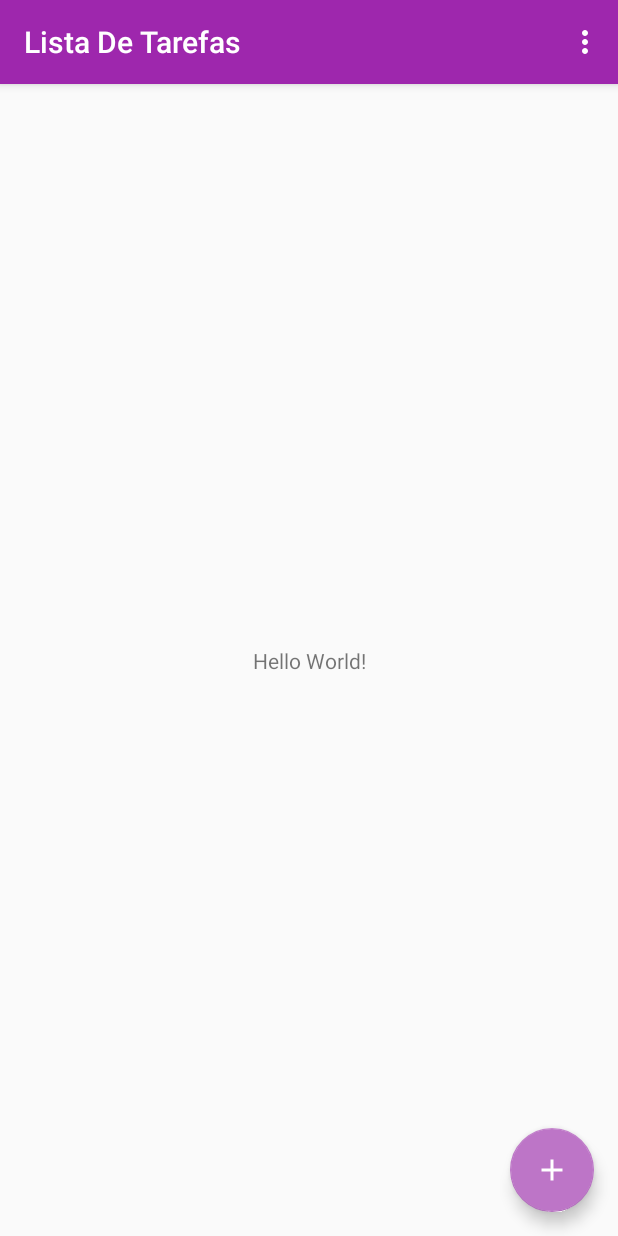
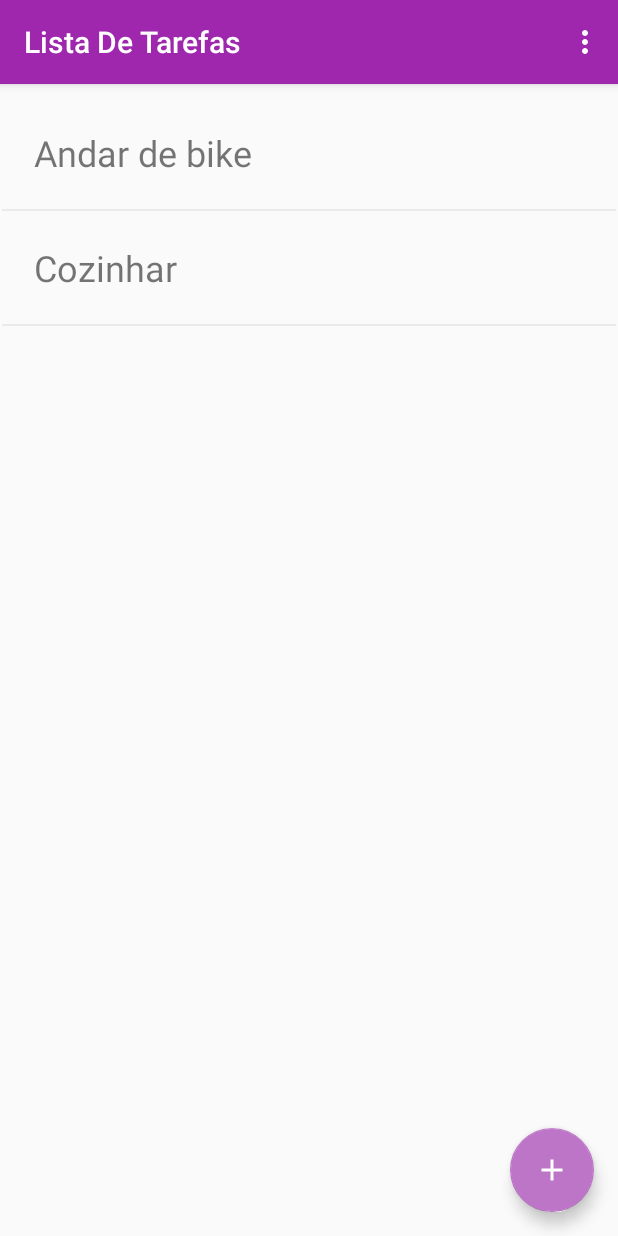
Before and after one commit to felipesal/listadetarefas, an Android app: the screen it shows after launch (MainActivity), on a phone screen of 412 x 824 dp. Run offline under Robolectric (Android 15) with nearby library versions, the phone set to English and light mode, and no system bars.

Commit message:
Adicionando recyclerview e eventos de clique

```diff
--- a/app/src/main/AndroidManifest.xml
+++ b/app/src/main/AndroidManifest.xml
@@ -9,9 +9,9 @@
         android:roundIcon="@mipmap/ic_launcher_round"
         android:supportsRtl="true"
         android:theme="@style/AppTheme">
-        <activity android:name=".AdicionarTarefaActivity"></activity>
+        <activity android:name=".activity.activity.AdicionarTarefaActivity"></activity>
         <activity
-            android:name=".MainActivity"
+            android:name=".activity.activity.MainActivity"
             android:label="@string/app_name"
             android:theme="@style/AppTheme.NoActionBar">
             <intent-filter>
--- a/app/src/main/java/com/example/listadetarefas/MainActivity.java
+++ /dev/null
@@ -1,56 +0,0 @@
-package com.example.listadetarefas;
-
-import android.content.Intent;
-import android.os.Bundle;
-
-import com.google.android.material.floatingactionbutton.FloatingActionButton;
-import com.google.android.material.snackbar.Snackbar;
-
-import androidx.appcompat.app.AppCompatActivity;
-import androidx.appcompat.widget.Toolbar;
-
-import android.view.View;
-import android.view.Menu;
-import android.view.MenuItem;
-
-public class MainActivity extends AppCompatActivity {
-
-    @Override
-    protected void onCreate(Bundle savedInstanceState) {
-        super.onCreate(savedInstanceState);
-        setContentView(R.layout.activity_main);
-        Toolbar toolbar = findViewById(R.id.toolbar);
-        setSupportActionBar(toolbar);
-
-        FloatingActionButton fab = findViewById(R.id.fab);
-        fab.setOnClickListener(new View.OnClickListener() {
-            @Override
-            public void onClick(View view) {
-                Intent intent = new Intent(getApplicationContext(), AdicionarTarefaActivity.class);
-                startActivity(intent);
-            }
-        });
-    }
-
-    @Override
-    public boolean onCreateOptionsMenu(Menu menu) {
-        // Inflate the menu; this adds items to the action bar if it is present.
-        getMenuInflater().inflate(R.menu.menu_main, menu);
-        return true;
-    }
-
-    @Override
-    public boolean onOptionsItemSelected(MenuItem item) {
-        // Handle action bar item clicks here. The action bar will
-        // automatically handle clicks on the Home/Up button, so long
-        // as you specify a parent activity in AndroidManifest.xml.
-        int id = item.getItemId();
-
-        //noinspection SimplifiableIfStatement
-        if (id == R.id.action_settings) {
-            return true;
-        }
-
-        return super.onOptionsItemSelected(item);
-    }
-}
--- a/app/src/main/java/com/example/listadetarefas/AdicionarTarefaActivity.java
+++ b/app/src/main/java/com/example/listadetarefas/activity/activity/AdicionarTarefaActivity.java
@@ -1,8 +1,10 @@
-package com.example.listadetarefas;
+package com.example.listadetarefas.activity.activity;
 
 import androidx.appcompat.app.AppCompatActivity;
 
 import android.os.Bundle;
+
+import com.example.listadetarefas.R;
 
 public class AdicionarTarefaActivity extends AppCompatActivity {
 
--- /dev/null
+++ b/app/src/main/java/com/example/listadetarefas/activity/activity/MainActivity.java
@@ -0,0 +1,128 @@
+package com.example.listadetarefas.activity.activity;
+
+import android.content.Intent;
+import android.os.Bundle;
+
+import com.example.listadetarefas.R;
+import com.example.listadetarefas.activity.adapter.AdapterListaTarefas;
+
+import com.example.listadetarefas.activity.helper.ClickListener;
+import com.example.listadetarefas.activity.model.Tarefa;
+import com.google.android.material.floatingactionbutton.FloatingActionButton;
+
+import androidx.appcompat.app.AppCompatActivity;
+import androidx.appcompat.widget.Toolbar;
+import androidx.recyclerview.widget.DividerItemDecoration;
+import androidx.recyclerview.widget.LinearLayoutManager;
+import androidx.recyclerview.widget.RecyclerView;
+
+import android.util.Log;
+import android.view.View;
+import android.view.Menu;
+import android.view.MenuItem;
+import android.widget.AdapterView;
+import android.widget.LinearLayout;
+
+import java.util.ArrayList;
+import java.util.List;
+
+import static com.example.listadetarefas.activity.helper.ClickListener.*;
+
+public class MainActivity extends AppCompatActivity {
+
+    private RecyclerView rview;
+    private AdapterListaTarefas adapterListaTarefas;
+    private List<Tarefa> listaTarefas = new ArrayList<>();
+
+    @Override
+    protected void onCreate(Bundle savedInstanceState) {
+        super.onCreate(savedInstanceState);
+        setContentView(R.layout.activity_main);
+        Toolbar toolbar = findViewById(R.id.toolbar);
+        setSupportActionBar(toolbar);
+
+        rview = findViewById(R.id.recyclerView);
+
+        //evento de click
+        rview.addOnItemTouchListener(
+                new ClickListener(
+                        getApplicationContext(),
+                        rview,
+                        new ClickListener.OnItemClickListener(){
+                            @Override
+                            public void onItemClick(View view, int position){
+                                Log.i("clique", "onItemClick");
+                            }
+
+                            public void onLongItemClick(View view, int position){
+                                Log.i("clique", "onLongItemClick");
+                            }
+
+                            public void onItemClick(AdapterView<?> parent, View view, int position, long id) {
+
+                            }
+                        }
+                )
+        );
+
+
+        FloatingActionButton fab = findViewById(R.id.fab);
+        fab.setOnClickListener(new View.OnClickListener() {
+            @Override
+            public void onClick(View view) {
+                Intent intent = new Intent(getApplicationContext(), AdicionarTarefaActivity.class);
+                startActivity(intent);
+            }
+        });
+    }
+
+    @Override
+    protected void onStart() {
+        carregarListaTarefas();
+        super.onStart();
+    }
+
+    public void carregarListaTarefas(){
+
+        Tarefa tarefa1 = new Tarefa();
+        tarefa1.setTarefa("Andar de bike");
+
+        Tarefa tarefa2 = new Tarefa();
+        tarefa2.setTarefa("Cozinhar");
+
+        listaTarefas.add(tarefa1);
+        listaTarefas.add(tarefa2);
+
+        adapterListaTarefas = new AdapterListaTarefas(listaTarefas);
+
+        RecyclerView.LayoutManager layoutManager = new LinearLayoutManager(getApplicationContext());
+
+
+        rview.setLayoutManager(layoutManager);
+        rview.setHasFixedSize(true);
+        rview.addItemDecoration(new DividerItemDecoration(getApplicationContext(), LinearLayout.VERTICAL));
+        rview.setAdapter( adapterListaTarefas );
+    }
+
+    @Override
+    public boolean onCreateOptionsMenu(Menu menu) {
+        // Inflate the menu; this adds items to the action bar if it is present.
+        getMenuInflater().inflate(R.menu.menu_main, menu);
+        return true;
+    }
+
+    @Override
+    public boolean onOptionsItemSelected(MenuItem item) {
+        // Handle action bar item clicks here. The action bar will
+        // automatically handle clicks on the Home/Up button, so long
+        // as you specify a parent activity in AndroidManifest.xml.
+        int id = item.getItemId();
+
+        //noinspection SimplifiableIfStatement
+        if (id == R.id.action_settings) {
+            return true;
+        }
+
+        return super.onOptionsItemSelected(item);
+    }
+}
--- /dev/null
+++ b/app/src/main/java/com/example/listadetarefas/activity/adapter/AdapterListaTarefas.java
@@ -0,0 +1,60 @@
+package com.example.listadetarefas.activity.adapter;
+
+import android.view.LayoutInflater;
+import android.view.View;
+import android.view.ViewGroup;
+import android.widget.TextView;
+
+import androidx.annotation.NonNull;
+import androidx.recyclerview.widget.RecyclerView;
+
+import com.example.listadetarefas.R;
+import com.example.listadetarefas.activity.model.Tarefa;
+import com.google.android.material.textfield.TextInputEditText;
+
+import java.util.List;
+
+public class AdapterListaTarefas extends RecyclerView.Adapter<AdapterListaTarefas.MyViewHolder> {
+
+    public List<Tarefa> listaTarefa;
+
+    public AdapterListaTarefas(List<Tarefa> lista){
+        this.listaTarefa = lista;
+    }
+
+
+    @NonNull
+    @Override
+    public MyViewHolder onCreateViewHolder(@NonNull ViewGroup parent, int viewType) {
+
+        View tarefasLista = LayoutInflater.from(parent.getContext())
+                .inflate(R.layout.adapter_lista, parent, false);
+
+        return new MyViewHolder(tarefasLista);
+    }
+
+    @Override
+    public void onBindViewHolder(@NonNull MyViewHolder holder, int position) {
+
+        Tarefa tarefa = listaTarefa.get(position);
+        holder.tarefa.setText(tarefa.getTarefa());
+
+    }
+
+    @Override
+    public int getItemCount() {
+        return this.listaTarefa.size();
+    }
+
+    public class MyViewHolder extends RecyclerView.ViewHolder{
+
+        TextView tarefa;
+
+        public MyViewHolder(@NonNull View itemView) {
+            super(itemView);
+
+            tarefa = itemView.findViewById(R.id.textTarefa);
+        }
+    }
+
+}
--- /dev/null
+++ b/app/src/main/java/com/example/listadetarefas/activity/model/Tarefa.java
@@ -0,0 +1,27 @@
+package com.example.listadetarefas.activity.model;
+
+import java.io.Serializable;
+
+public class Tarefa implements Serializable {
+
+    private Long id;
+    private String tarefa;
+
+
+
+    public Long getId() {
+        return id;
+    }
+
+    public void setId(Long id) {
+        this.id = id;
+    }
+
+    public String getTarefa() {
+        return tarefa;
+    }
+
+    public void setTarefa(String tarefa) {
+        this.tarefa = tarefa;
+    }
+}
--- a/app/src/main/res/layout/activity_main.xml
+++ b/app/src/main/res/layout/activity_main.xml
@@ -4,7 +4,7 @@
     xmlns:tools="http://schemas.android.com/tools"
     android:layout_width="match_parent"
     android:layout_height="match_parent"
-    tools:context=".MainActivity">
+    tools:context=".activity.activity.MainActivity">
 
     <com.google.android.material.appbar.AppBarLayout
         android:layout_width="match_parent"
--- /dev/null
+++ b/app/src/main/res/layout/adapter_lista.xml
@@ -0,0 +1,15 @@
+<?xml version="1.0" encoding="utf-8"?>
+<LinearLayout xmlns:android="http://schemas.android.com/apk/res/android"
+    android:layout_width="match_parent"
+    android:layout_height="wrap_content"
+    android:orientation="vertical"
+    android:padding="5dp">
+
+    <TextView
+        android:id="@+id/textTarefa"
+        android:layout_width="match_parent"
+        android:layout_height="wrap_content"
+        android:layout_margin="16dp"
+        android:text="Tarefa"
+        android:textSize="24sp" />
+</LinearLayout>
--- a/app/src/main/res/layout/content_main.xml
+++ b/app/src/main/res/layout/content_main.xml
@@ -5,16 +5,19 @@
     android:layout_width="match_parent"
     android:layout_height="match_parent"
     app:layout_behavior="@string/appbar_scrolling_view_behavior"
-    tools:context=".MainActivity"
+    tools:context=".activity.activity.MainActivity"
     tools:showIn="@layout/activity_main">
 
-    <TextView
-        android:layout_width="wrap_content"
-        android:layout_height="wrap_content"
-        android:text="Hello World!"
-        app:layout_constraintBottom_toBottomOf="parent"
-        app:layout_constraintLeft_toLeftOf="parent"
-        app:layout_constraintRight_toRightOf="parent"
+    <androidx.recyclerview.widget.RecyclerView
+        android:id="@+id/recyclerView"
+        android:layout_width="409dp"
+        android:layout_height="673dp"
+        android:layout_marginStart="8dp"
+        android:layout_marginLeft="8dp"
+        android:layout_marginTop="8dp"
+        android:layout_marginEnd="8dp"
+        android:layout_marginRight="8dp"
+        app:layout_constraintEnd_toEndOf="parent"
+        app:layout_constraintStart_toStartOf="parent"
         app:layout_constraintTop_toTopOf="parent" />
-
 </androidx.constraintlayout.widget.ConstraintLayout>
--- a/app/src/main/res/menu/menu_main.xml
+++ b/app/src/main/res/menu/menu_main.xml
@@ -1,7 +1,7 @@
 <menu xmlns:android="http://schemas.android.com/apk/res/android"
     xmlns:app="http://schemas.android.com/apk/res-auto"
     xmlns:tools="http://schemas.android.com/tools"
-    tools:context="com.example.listadetarefas.MainActivity">
+    tools:context="com.example.listadetarefas.activity.activity.MainActivity">
     <item
         android:id="@+id/action_settings"
         android:orderInCategory="100"
```
Also changed, not shown: app/src/main/java/com/example/listadetarefas/activity/helper/ClickListener.java (added, +62 -0 lines), app/src/main/res/layout/activity_adicionar_tarefa.xml (+7 -10 lines).
